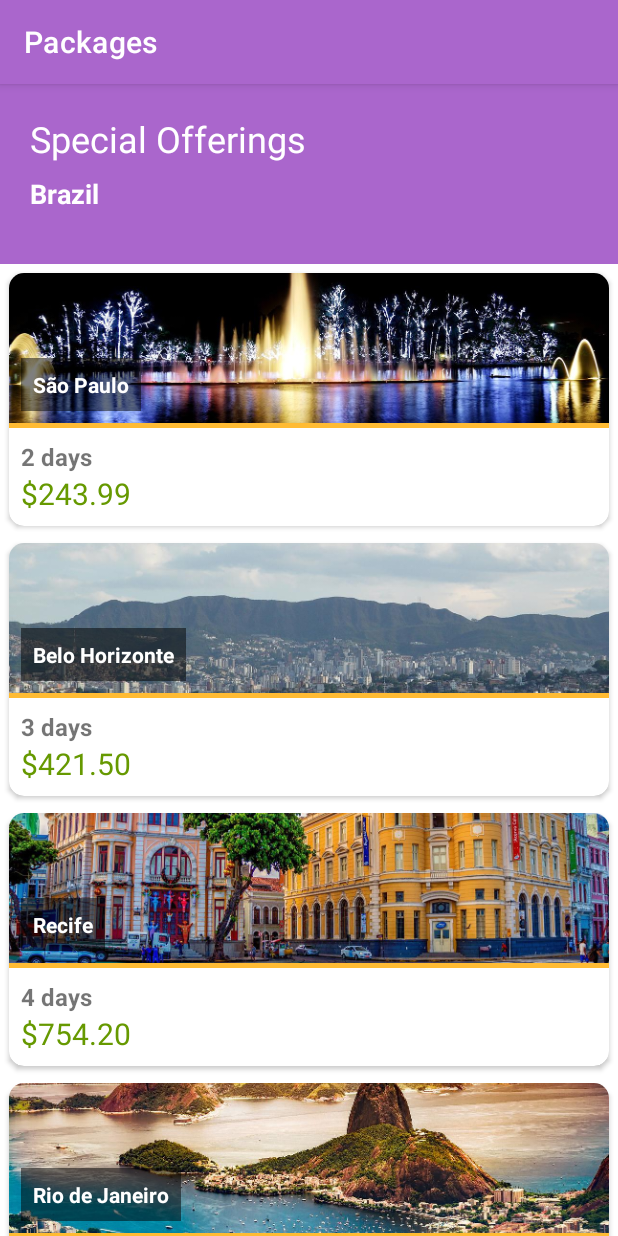
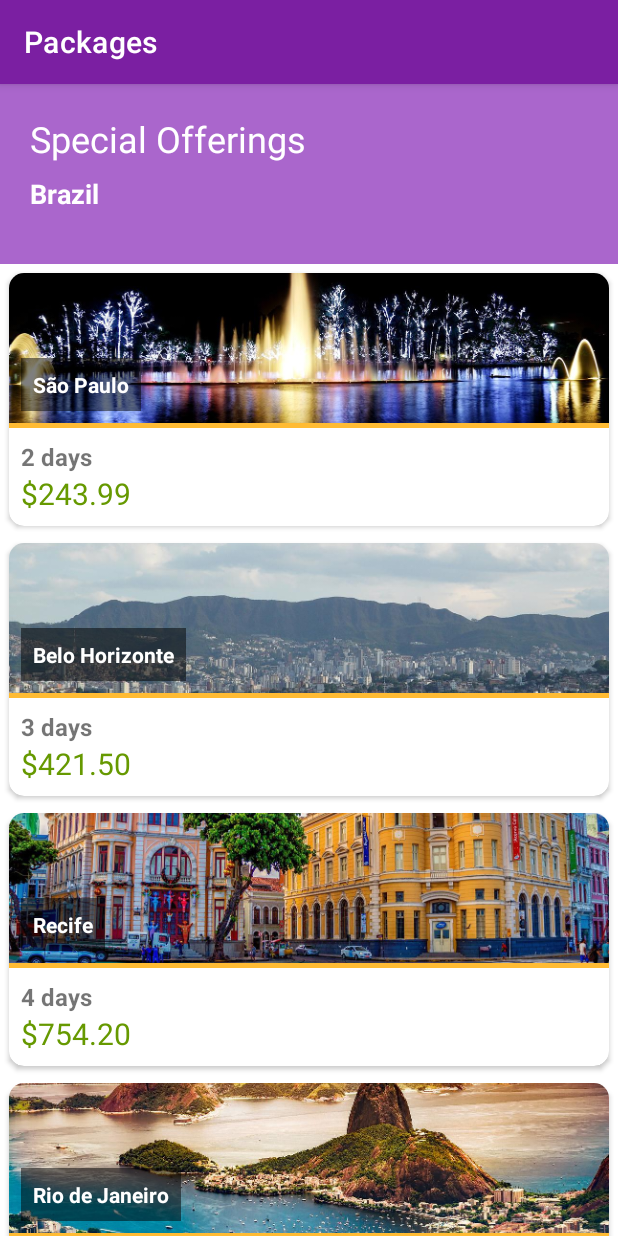
Before and after one commit to zbkllz/alura--travel-agency, an Android app: the screen it shows after launch (TravelPackagesActivity), on a phone screen of 412 x 824 dp. Run offline under Robolectric (Android 15) with nearby library versions, the phone set to English and light mode, and no system bars.

Commit message:
:lipstick: adjusting theme colors

```diff
--- a/app/src/main/res/values/themes.xml
+++ b/app/src/main/res/values/themes.xml
@@ -2,9 +2,9 @@
     <!-- Base application theme. -->
     <style name="Theme.TravelAgency" parent="Theme.MaterialComponents.DayNight.DarkActionBar">
         <!-- Primary brand color. -->
-        <item name="colorPrimary">@android:color/holo_purple</item>
-        <item name="colorPrimaryVariant">@color/purple_700</item>
-        <item name="colorOnPrimary">@color/white</item>
+        <item name="colorPrimary">#7b1fa2</item>
+        <item name="colorPrimaryVariant">#4a0072</item>
+        <item name="colorOnPrimary">#ae52d4</item>
         <!-- Secondary brand color. -->
         <item name="colorSecondary">@color/teal_200</item>
         <item name="colorSecondaryVariant">@color/teal_700</item>
```
